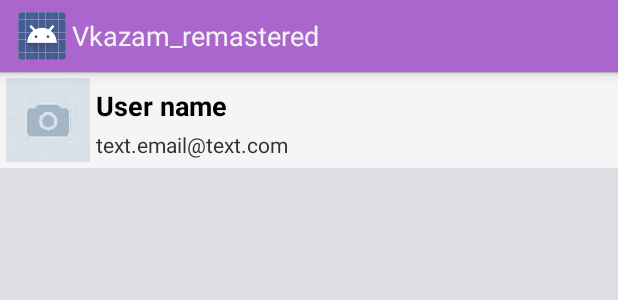
After one commit to SpitsinStafichuk/Vkazam_remastered, an Android app: the layout drawer_header.xml on its own in the app's theme, with its tools: preview values and no code run, on a phone screen of 412 x 824 dp. The commit adds this screen. Shown: the top 300 px of the screen. Run offline under Robolectric (Android 15) with nearby library versions, the phone set to English and light mode, and no system bars.

Commit message:
- added new type of element (layout) for drawer - added core (interfaces) for working with drawer

```diff
--- /dev/null
+++ b/app/src/main/res/layout/drawer_header.xml
@@ -0,0 +1,42 @@
+<?xml version="1.0" encoding="utf-8"?>
+
+<LinearLayout
+    xmlns:android="http://schemas.android.com/apk/res/android"
+    android:orientation="horizontal"
+    android:layout_width="match_parent"
+    android:layout_height="64dp"
+    android:background="@color/white_mostly_secondary">
+
+    <ImageView
+        android:id="@+id/icon"
+        android:layout_width="64dp"
+        android:layout_height="64dp"
+        android:padding="4dp"
+        android:src="@drawable/ic_vk_account_default"
+        android:contentDescription="@string/account_icon_descriptions" />
+
+    <LinearLayout
+        android:layout_width="match_parent"
+        android:layout_height="wrap_content"
+        android:layout_gravity="center"
+        android:orientation="vertical">
+
+        <TextView
+            android:id="@+id/title"
+            android:layout_width="wrap_content"
+            android:layout_height="wrap_content"
+            android:layout_marginTop="4dp"
+            android:text="@string/test_account_title"
+            android:textStyle="bold"
+            style="@android:style/TextAppearance.Holo.Medium"/>
+
+        <TextView
+            android:id="@+id/summary"
+            android:layout_width="wrap_content"
+            android:layout_height="wrap_content"
+            android:layout_marginTop="4dp"
+            android:text="@string/test_account_email"/>
+
+    </LinearLayout>
+
+</LinearLayout>
--- a/app/src/main/res/layout/drawer_item_primary.xml
+++ b/app/src/main/res/layout/drawer_item_primary.xml
@@ -4,7 +4,7 @@
     xmlns:android="http://schemas.android.com/apk/res/android"
     android:orientation="horizontal"
     android:layout_width="match_parent"
-    android:layout_height="wrap_content"
+    android:layout_height="48dp"
     android:background="@color/white_mostly_primary">
 
     <ImageView
--- a/app/src/main/res/values/strings.xml
+++ b/app/src/main/res/values/strings.xml
@@ -1,6 +1,10 @@
 <?xml version="1.0" encoding="utf-8"?>
 <resources>
 
+    <!--Content descriptions strings-->
+    <string name="account_icon_descriptions">Icon of connected vk profile</string>
+
+    <!--Common strings-->
     <string name="app_name">Vkazam_remastered</string>
     <string name="title_section1">Section 1</string>
     <string name="title_section2">Section 2</string>
@@ -9,6 +13,8 @@
     <string name="navigation_drawer_close">Close navigation drawer</string>
     <string name="action_example">Example action</string>
     <string name="action_settings">Settings</string>
+    <string name="test_account_title">User name</string>
+    <string name="test_account_email">text.email@text.com</string>
 
     <!--Navigation drawer strings-->
     <string name="FAVORITES_PAGE">Favorites</string>
```
Also changed, not shown: app/src/main/java/com/SpitsinStafichuk/vkazam_remastered/Constants.java (added, +26 -0 lines), app/src/main/java/com/SpitsinStafichuk/vkazam_remastered/adapters/BindBaseAdapter.java (added, +63 -0 lines), app/src/main/java/com/SpitsinStafichuk/vkazam_remastered/adapters/VkazamDrawerAdapter.java (added, +74 -0 lines), app/src/main/java/com/SpitsinStafichuk/vkazam_remastered/adapters/components/VkazamDrawerAdapterElement.java (added, +85 -0 lines), app/src/main/res/layout/drawer_item_secondary.xml (+4 -4 lines), app/src/main/res/drawable-hdpi/ic_vk_account_default.png (added), app/src/main/res/drawable-mdpi/ic_vk_account_default.png (added), app/src/main/res/drawable-xhdpi/ic_vk_account_default.png (added), app/src/main/res/drawable-xxhdpi/ic_vk_account_default.png (added).
